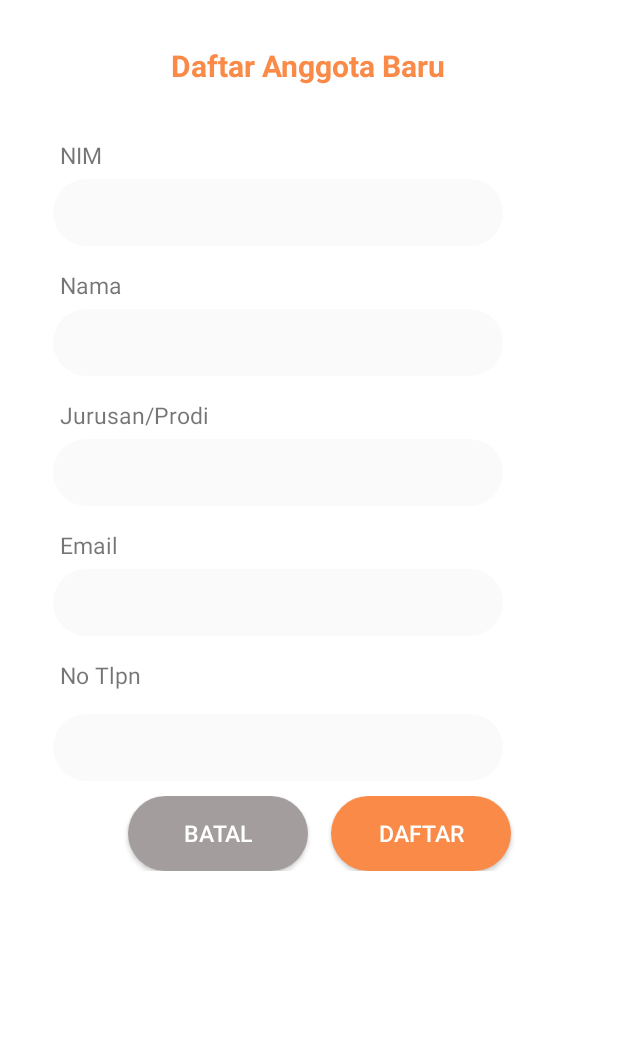
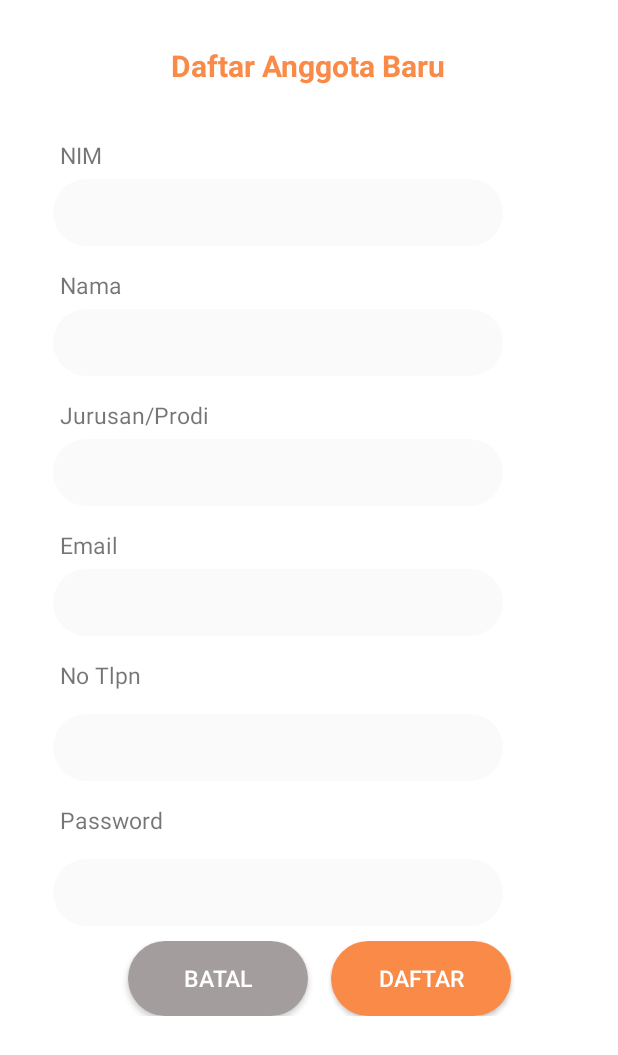
Before and after one commit to robyrnl/URSmartLibrary, an Android app: the signUpActivity screen opened directly, with no data from a screen before it, on a phone screen of 412 x 824 dp. Shown: the top 1055 px of the screen. Run offline under Robolectric (Android 15) with nearby library versions, the phone set to English and light mode, and no system bars; our stand-ins replace Firebase (no records; nobody signed in at launch, a user with empty details on screens opened directly).

Commit message:
Tambah fungsi SignUp
fungsi signUp nya udah ku tambahah, tapi belum sempurna. terus untuk masalah alan tadi udah kuperbaiki, udah gak merah lagi tapi belum ku tes

```diff
--- a/app/build.gradle
+++ b/app/build.gradle
@@ -29,6 +29,6 @@ dependencies {
     androidTestImplementation 'com.android.support.test.espresso:espresso-core:3.0.2'
     implementation 'com.android.support:recyclerview-v7:27.1.1'
     implementation 'com.google.firebase:firebase-auth:16.0.1'
-
+    implementation 'com.google.firebase:firebase-database:16.0.1'
 }
 apply plugin: 'com.google.gms.google-services'
--- a/app/src/main/java/id/ac/unri/ursmartlibrary/Buku.java
+++ b/app/src/main/java/id/ac/unri/ursmartlibrary/Buku.java
@@ -6,7 +6,7 @@ public class Buku {
     String pengarang;
     String tahun;
 
-    public Buku () {
+    public Buku(String id, String judul, String pengarang, String tahun) {
 
     }
 
--- a/app/src/main/java/id/ac/unri/ursmartlibrary/addBookActivity.java
+++ b/app/src/main/java/id/ac/unri/ursmartlibrary/addBookActivity.java
@@ -8,6 +8,9 @@ import android.widget.Button;
 import android.widget.EditText;
 import android.widget.Toast;
 
+import com.google.firebase.database.DatabaseReference;
+import com.google.firebase.database.FirebaseDatabase;
+
 public class addBookActivity extends AppCompatActivity {
 
     EditText etJudulBuku;
@@ -15,6 +18,7 @@ public class addBookActivity extends AppCompatActivity {
     EditText etTahunBuku;
     Button buttonAddBook;
 
+    //FirebaseDatabase
     DatabaseReference databaseBuku;
 
     @Override
--- a/app/src/main/java/id/ac/unri/ursmartlibrary/signUpActivity.java
+++ b/app/src/main/java/id/ac/unri/ursmartlibrary/signUpActivity.java
@@ -1,13 +1,63 @@
 package id.ac.unri.ursmartlibrary;
 
+import android.support.annotation.NonNull;
 import android.support.v7.app.AppCompatActivity;
 import android.os.Bundle;
+import android.view.View;
+import android.widget.Button;
+import android.widget.EditText;
+import android.widget.Toast;
+
+import com.google.android.gms.tasks.OnCompleteListener;
+import com.google.android.gms.tasks.Task;
+import com.google.android.gms.tasks.Tasks;
+import com.google.firebase.auth.AuthResult;
+import com.google.firebase.auth.FirebaseAuth;
+import com.google.firebase.auth.FirebaseUser;
 
 public class signUpActivity extends AppCompatActivity {
+
+    EditText etRmail,etRpass;
+    Button btnSignUp;
+
+    private FirebaseAuth mAuth;
+
 
     @Override
     protected void onCreate(Bundle savedInstanceState) {
         super.onCreate(savedInstanceState);
         setContentView(R.layout.activity_sign_up);
+
+        etRmail = findViewById(R.id.etREmail);
+        etRpass = findViewById(R.id.etRPass);
+        btnSignUp = findViewById(R.id.btnRDaftar);
+
+        mAuth = FirebaseAuth.getInstance();
+
+        btnSignUp.setOnClickListener(new View.OnClickListener() {
+            @Override
+            public void onClick(View view) {
+                UserRegister();
+            }
+        });
+
+    }
+    private void UserRegister(){
+        String email,pass;
+        email = etRmail.getText().toString();
+        pass = etRpass.getText().toString();
+
+        mAuth.createUserWithEmailAndPassword(email,pass).addOnCompleteListener(this, new OnCompleteListener<AuthResult>() {
+            @Override
+            public void onComplete(@NonNull Task<AuthResult> task) {
+                if(task.isSuccessful()){
+                    Toast.makeText(signUpActivity.this,"Pendaftaran Berhasil",Toast.LENGTH_SHORT).show();
+                }
+                else
+                {
+                    Toast.makeText(signUpActivity.this,"Pendaftaran Gagal",Toast.LENGTH_SHORT).show();
+                }
+            }
+        });
     }
 }
--- a/app/src/main/res/layout/activity_sign_up.xml
+++ b/app/src/main/res/layout/activity_sign_up.xml
@@ -105,6 +105,24 @@
             android:layout_height="wrap_content"
             android:layout_marginTop="15dp"
             android:layout_marginLeft="35dp"/>
+
+        <TextView
+            android:layout_width="wrap_content"
+            android:layout_height="wrap_content"
+            android:text="Password"
+            android:layout_marginTop="15dp"
+            android:textSize="15sp"
+            android:layout_marginLeft="40dp"/>
+
+        <EditText
+            android:background="@drawable/edit_text_style"
+            android:id="@+id/etRPass"
+            android:inputType="textPassword"
+            android:layout_width="300dp"
+            android:layout_height="wrap_content"
+            android:layout_marginTop="15dp"
+            android:layout_marginLeft="35dp"/>
+
         <LinearLayout
             android:layout_width="match_parent"
             android:layout_height="wrap_content"
```
Also changed, not shown: app/src/main/java/id/ac/unri/ursmartlibrary/loginActivity.java (+12 -0 lines), app/src/main/res/layout/activity_login.xml (+8 -6 lines).
